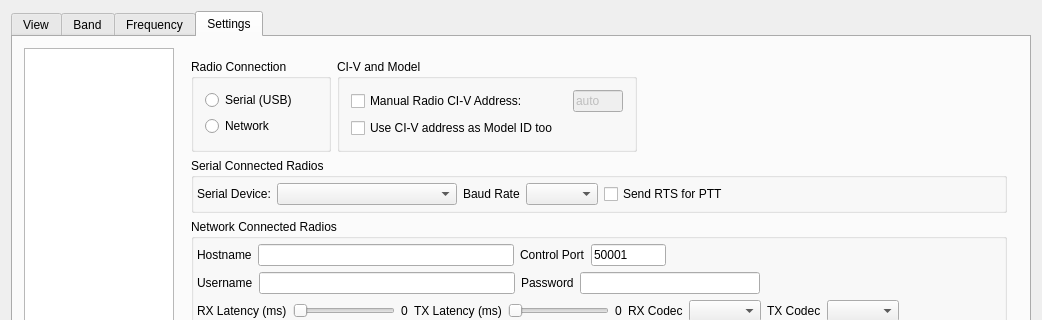
Qt form wfmain.ui (adecarolis/wfweb) before a commit; both pictures show x 0 to 1042 and y 0 to 320 of the 1042 by 660 pixel window.
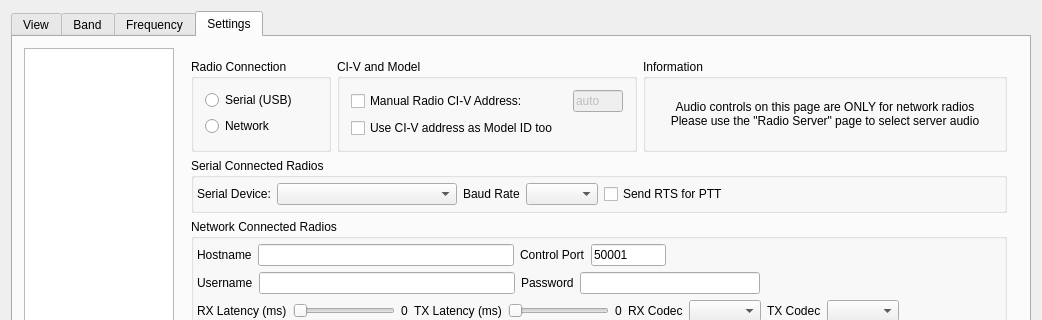
The same form after that commit. The open tabs and pages were chosen to show the change. Custom widgets are drawn as their Qt base class.

Diff of the .ui file:
```diff
--- a/wfmain.ui
+++ b/wfmain.ui
@@ -2377,17 +2377,37 @@
                  </widget>
                 </item>
                 <item>
-                 <spacer name="horizontalSpacer_2">
-                  <property name="orientation">
-                   <enum>Qt::Horizontal</enum>
+                 <widget class="QGroupBox" name="groupBox_11">
+                  <property name="sizePolicy">
+                   <sizepolicy hsizetype="Expanding" vsizetype="Preferred">
+                    <horstretch>0</horstretch>
+                    <verstretch>0</verstretch>
+                   </sizepolicy>
                   </property>
-                  <property name="sizeHint" stdset="0">
-                   <size>
-                    <width>40</width>
-                    <height>20</height>
-                   </size>
+                  <property name="title">
+                   <string>Information</string>
                   </property>
-                 </spacer>
+                  <property name="checkable">
+                   <bool>false</bool>
+                  </property>
+                  <layout class="QVBoxLayout" name="verticalLayout_19">
+                   <item>
+                    <layout class="QVBoxLayout" name="verticalLayout_22">
+                     <item>
+                      <widget class="QLabel" name="label_53">
+                       <property name="text">
+                        <string>Audio controls on this page are ONLY for network radios
+Please use the &quot;Radio Server&quot; page to select server audio</string>
+                       </property>
+                       <property name="alignment">
+                        <set>Qt::AlignCenter</set>
+                       </property>
+                      </widget>
+                     </item>
+                    </layout>
+                   </item>
+                  </layout>
+                 </widget>
                 </item>
                </layout>
               </item>
```
Left out of the diff: 6 changed lines with no effect on the pictures.
